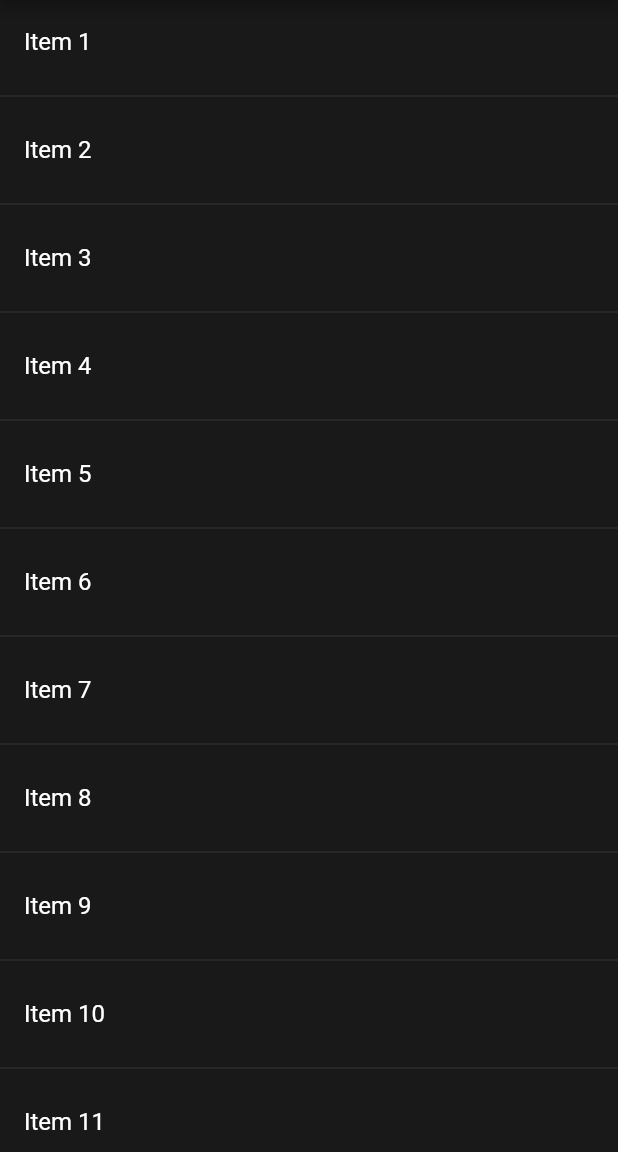
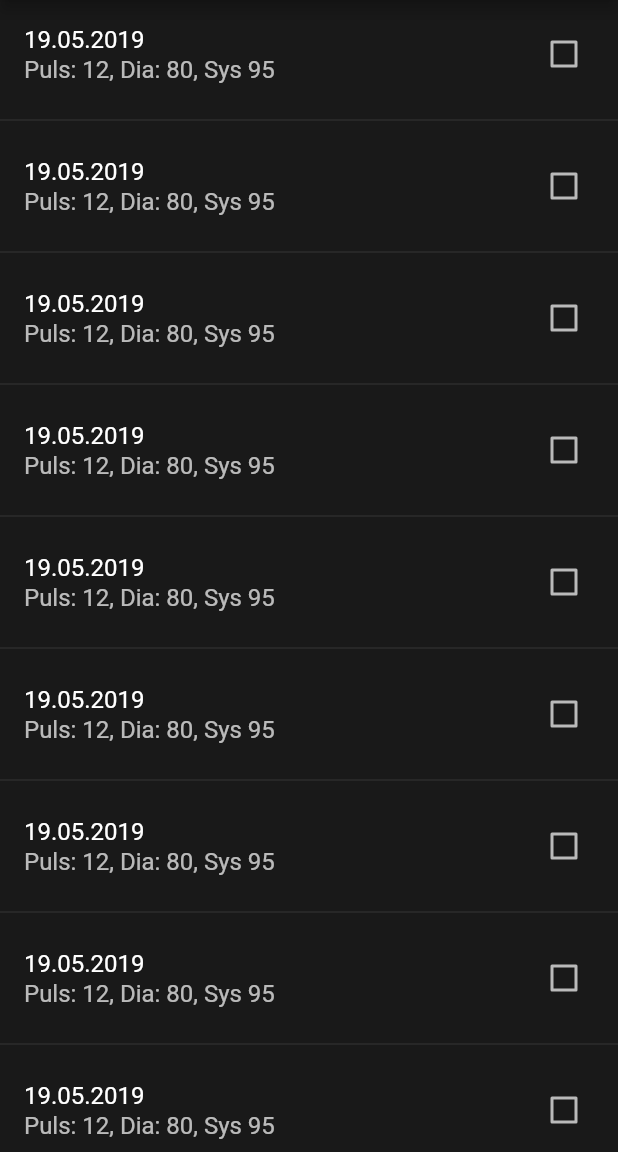
Before and after one commit to rotfuchs/flutter_vital, a Flutter app: the EditList screen opened by its route, on a phone screen of 412 x 824 dp, the part 84-1236 px from its top. Run offline on Flutter 3.47's test engine with Material 2 defaults, Android fonts, the phone set to English and light mode, and no system bars; our stand-ins replace charts_flutter, sqflite; accounts and stored records are empty.

Commit message:
changed edit list layout

```diff
--- a/lib/gui/form/add_form.dart
+++ b/lib/gui/form/add_form.dart
@@ -1,6 +1,7 @@
 import 'package:flutter/cupertino.dart';
 import 'package:flutter/material.dart';
 import 'package:flutter/widgets.dart';
+import 'package:flutter_vital/core/Database/SQLite/SQLiteDb.dart';
 import 'package:flutter_vital/gui/form/input_widgets/date_time_picker.dart';
 import 'package:flutter_vital/gui/localization.dart';
 import 'package:flutter_vital/gui/navigation/appbar_popup_button.dart';
@@ -105,6 +106,11 @@ class AddFormState extends State<AddForm> {
                         // Validate will return true if the form is valid, or false if
                         // the form is invalid.
                         if (_formKey.currentState.validate()) {
+
+//                          var test = new DatabaseConnection();
+//                          test.createDatabase().then((value) {
+//
+//                          });
 //                        // If the form is valid, we want to show a Snackbar
 //                        Scaffold.of(context)
 //                            .showSnackBar(SnackBar(content: Text('Processing Data')));
--- a/lib/gui/list/edit_list.dart
+++ b/lib/gui/list/edit_list.dart
@@ -14,6 +14,7 @@ class EditList extends StatefulWidget {
 
 class EditListState extends State<EditList> {
   final items = List<String>.generate(22, (i) => "Item ${i + 1}");
+  final selectedItems = List<int>();
 
   @override
   Widget build(BuildContext context) {
@@ -27,39 +28,23 @@ class EditListState extends State<EditList> {
         itemCount: items.length,
         separatorBuilder: (BuildContext context, int index) => Divider(),
         itemBuilder: (context, index) {
-//          final index = i ~/ 2;
-          final item = items[index];
-//          if (i.isOdd) return Divider();
+            return CheckboxListTile(
+              title: Text('19.05.2019'),
+              subtitle: Text("Puls: 12, Dia: 80, Sys 95", style: TextStyle(fontSize: 16),),
+              value: (selectedItems.indexOf(index)>=0),
+              onChanged: (bool value) {
+                setState(() {
+                  int selectedItemsIndex = selectedItems.indexOf(index);
 
-//          if(index < items.length) {
-            return Dismissible(
-              // Each Dismissible must contain a Key. Keys allow Flutter to
-              // uniquely identify Widgets.
-              key: Key(item),
-              // We also need to provide a function that tells our app
-              // what to do after an item has been swiped away.
-              onDismissed: (direction) {
-                // Remove the item from our data source.
-                setState(() {
-                  items.removeAt(index);
+                  if(value) {
+                    selectedItems.add(index);
+                  } else if(selectedItemsIndex>=0) {
+                    selectedItems.removeAt(selectedItemsIndex);
+                  }
+
                 });
-
-                // Then show a snackbar!
-                Scaffold.of(context)
-                    .showSnackBar(SnackBar(content: Text("$item dismissed")));
               },
-              // Show a red background as the item is swiped away
-              background: Container(color: Colors.red),
-              child: Column(
-                children: <Widget>[ListTile(
-                  title: Text('$item'),
-                ),
-//                Divider(),
-                ],
-              ),
             );
-//          }
-
         },
       ),
     );
--- a/lib/main.dart
+++ b/lib/main.dart
@@ -11,7 +11,6 @@ void main() => runApp(MyApp());
 class MyApp extends StatelessWidget {
   @override
   Widget build(BuildContext context) {
-
     return MaterialApp(
       title: 'Flutter Demo',
 
```
